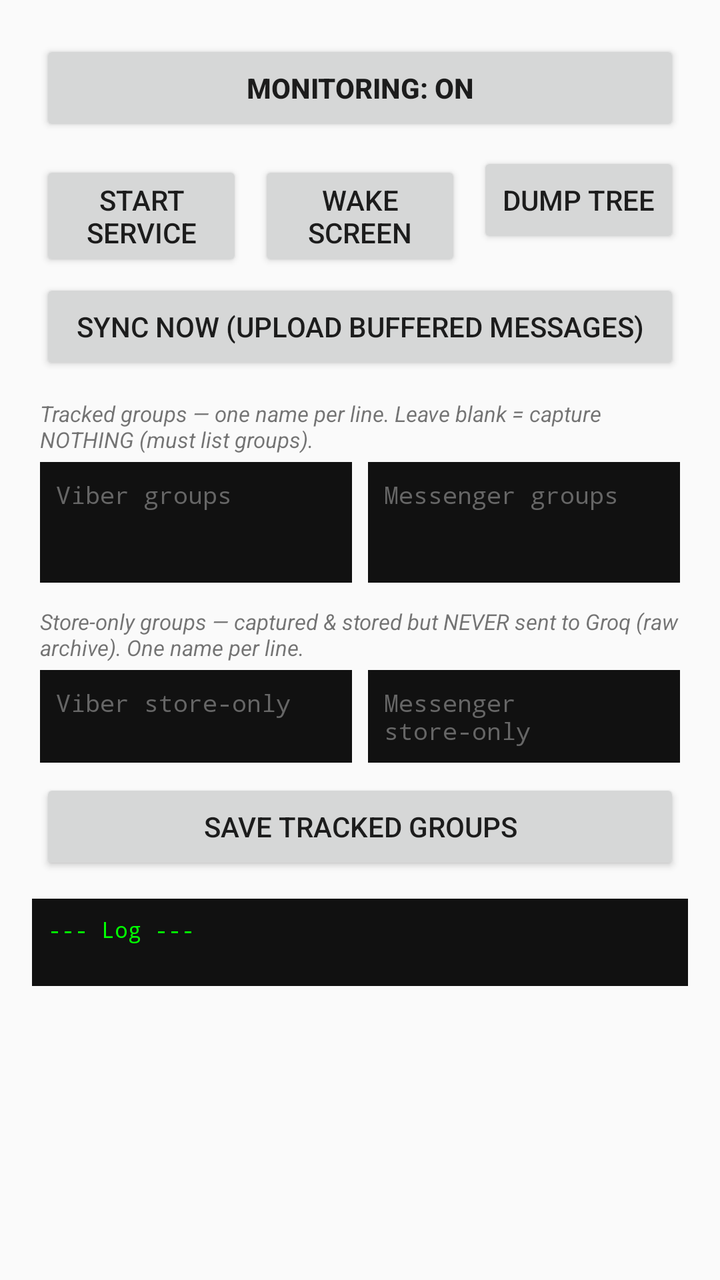
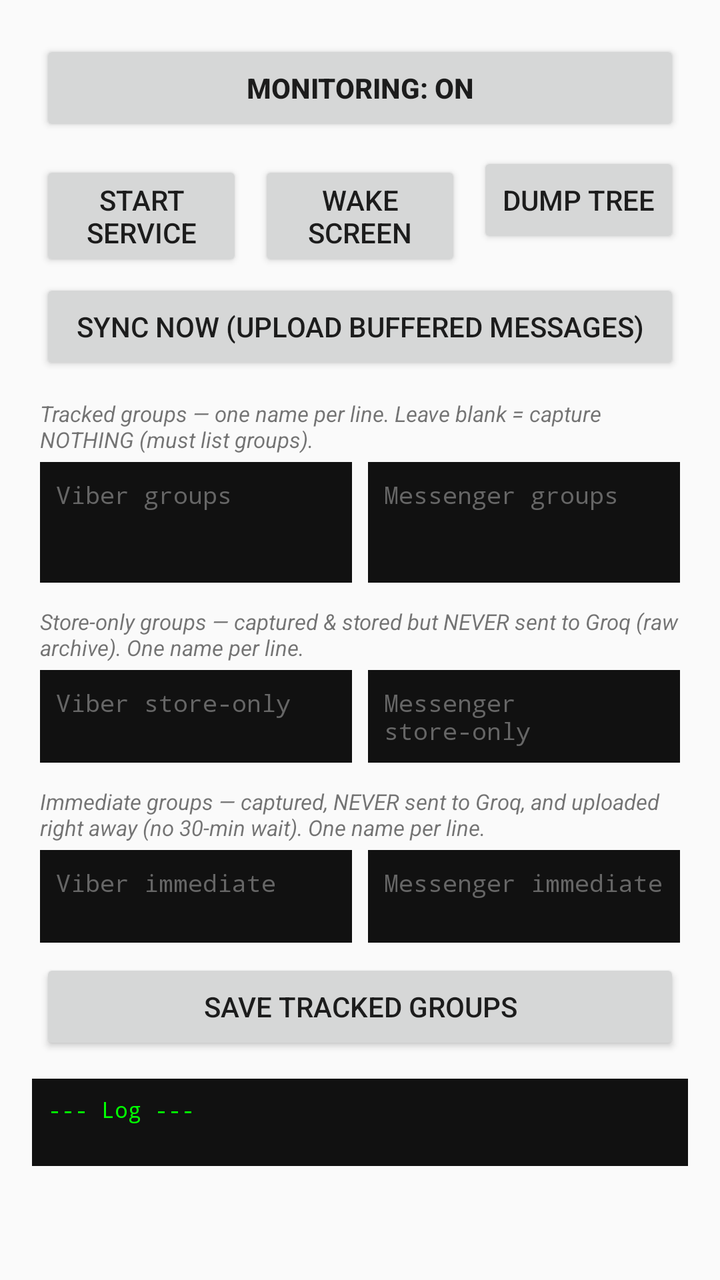

Before-and-after screenshots of an Android layout around one commit, followed by the original layout XML and the change that was made.
<!-- AndroidManifest.xml: application theme Theme.AppCompat.DayNight -->
<!-- res/layout/activity_main.xml -->
<?xml version="1.0" encoding="utf-8"?>
<androidx.core.widget.NestedScrollView xmlns:android="http://schemas.android.com/apk/res/android"
    android:layout_width="match_parent"
    android:layout_height="match_parent"
    android:fillViewport="true">

<LinearLayout
    android:layout_width="match_parent"
    android:layout_height="wrap_content"
    android:orientation="vertical"
    android:padding="16dp">

    <Button
        android:id="@+id/btnToggleMonitor"
        android:layout_width="match_parent"
        android:layout_height="wrap_content"
        android:layout_margin="4dp"
        android:textStyle="bold"
        android:text="MONITORING: ON" />

    <LinearLayout
        android:layout_width="match_parent"
        android:layout_height="wrap_content"
        android:orientation="horizontal">

        <Button
            android:id="@+id/btnStartService"
            android:layout_width="0dp"
            android:layout_height="wrap_content"
            android:layout_weight="1"
            android:layout_margin="4dp"
            android:text="Start Service" />

        <Button
            android:id="@+id/btnWakeScreen"
            android:layout_width="0dp"
            android:layout_height="wrap_content"
            android:layout_weight="1"
            android:layout_margin="4dp"
            android:text="Wake Screen" />

        <Button
            android:id="@+id/btnDumpTree"
            android:layout_width="0dp"
            android:layout_height="wrap_content"
            android:layout_weight="1"
            android:layout_margin="4dp"
            android:text="Dump Tree" />

    </LinearLayout>

    <Button
        android:id="@+id/btnSyncNow"
        android:layout_width="match_parent"
        android:layout_height="wrap_content"
        android:layout_margin="4dp"
        android:text="SYNC NOW (upload buffered messages)" />

    <TextView
        android:layout_width="match_parent"
        android:layout_height="wrap_content"
        android:layout_marginTop="8dp"
        android:layout_marginStart="4dp"
        android:text="Tracked groups — one name per line. Leave blank = capture NOTHING (must list groups)."
        android:textSize="11sp"
        android:textStyle="italic" />

    <LinearLayout
        android:layout_width="match_parent"
        android:layout_height="wrap_content"
        android:orientation="horizontal">

        <EditText
            android:id="@+id/etViberGroups"
            android:layout_width="0dp"
            android:layout_height="wrap_content"
            android:layout_weight="1"
            android:layout_margin="4dp"
            android:background="#111111"
            android:fontFamily="monospace"
            android:gravity="top"
            android:hint="Viber groups"
            android:inputType="textMultiLine|textNoSuggestions"
            android:minLines="3"
            android:padding="8dp"
            android:textColor="#00FF00"
            android:textColorHint="#666666"
            android:textSize="12sp" />

        <EditText
            android:id="@+id/etMessengerGroups"
            android:layout_width="0dp"
            android:layout_height="wrap_content"
            android:layout_weight="1"
            android:layout_margin="4dp"
            android:background="#111111"
            android:fontFamily="monospace"
            android:gravity="top"
            android:hint="Messenger groups"
            android:inputType="textMultiLine|textNoSuggestions"
            android:minLines="3"
            android:padding="8dp"
            android:textColor="#00FF00"
            android:textColorHint="#666666"
            android:textSize="12sp" />

    </LinearLayout>

    <TextView
        android:layout_width="match_parent"
        android:layout_height="wrap_content"
        android:layout_marginTop="8dp"
        android:layout_marginStart="4dp"
        android:text="Store-only groups — captured &amp; stored but NEVER sent to Groq (raw archive). One name per line."
        android:textSize="11sp"
        android:textStyle="italic" />

    <LinearLayout
        android:layout_width="match_parent"
        android:layout_height="wrap_content"
        android:orientation="horizontal">

        <EditText
            android:id="@+id/etViberStoreOnly"
            android:layout_width="0dp"
            android:layout_height="wrap_content"
            android:layout_weight="1"
            android:layout_margin="4dp"
            android:background="#111111"
            android:fontFamily="monospace"
            android:gravity="top"
            android:hint="Viber store-only"
            android:inputType="textMultiLine|textNoSuggestions"
            android:minLines="2"
            android:padding="8dp"
            android:textColor="#FFAA00"
            android:textColorHint="#666666"
            android:textSize="12sp" />

        <EditText
            android:id="@+id/etMessengerStoreOnly"
            android:layout_width="0dp"
            android:layout_height="wrap_content"
            android:layout_weight="1"
            android:layout_margin="4dp"
            android:background="#111111"
            android:fontFamily="monospace"
            android:gravity="top"
            android:hint="Messenger store-only"
            android:inputType="textMultiLine|textNoSuggestions"
            android:minLines="2"
            android:padding="8dp"
            android:textColor="#FFAA00"
            android:textColorHint="#666666"
            android:textSize="12sp" />

    </LinearLayout>

    <Button
        android:id="@+id/btnSaveGroups"
        android:layout_width="match_parent"
        android:layout_height="wrap_content"
        android:layout_margin="4dp"
        android:text="SAVE TRACKED GROUPS" />

    <ScrollView
        android:id="@+id/scrollLog"
        android:layout_width="match_parent"
        android:layout_height="260dp"
        android:layout_marginTop="8dp">

        <TextView
            android:id="@+id/tvLog"
            android:layout_width="match_parent"
            android:layout_height="wrap_content"
            android:background="#111111"
            android:fontFamily="monospace"
            android:padding="8dp"
            android:text="--- Log ---\n"
            android:textColor="#00FF00"
            android:textSize="11sp" />

    </ScrollView>

</LinearLayout>

</androidx.core.widget.NestedScrollView>
<!-- resources referenced by this layout -->
<resources>

</resources>

<!-- the commit's change to res/layout/activity_main.xml (unified diff, before → after) -->
@@ -156,6 +156,56 @@
 
     </LinearLayout>
 
+    <TextView
+        android:layout_width="match_parent"
+        android:layout_height="wrap_content"
+        android:layout_marginTop="8dp"
+        android:layout_marginStart="4dp"
+        android:text="Immediate groups — captured, NEVER sent to Groq, and uploaded right away (no 30-min wait). One name per line."
+        android:textSize="11sp"
+        android:textStyle="italic" />
+
+    <LinearLayout
+        android:layout_width="match_parent"
+        android:layout_height="wrap_content"
+        android:orientation="horizontal">
+
+        <EditText
+            android:id="@+id/etViberImmediate"
+            android:layout_width="0dp"
+            android:layout_height="wrap_content"
+            android:layout_weight="1"
+            android:layout_margin="4dp"
+            android:background="#111111"
+            android:fontFamily="monospace"
+            android:gravity="top"
+            android:hint="Viber immediate"
+            android:inputType="textMultiLine|textNoSuggestions"
+            android:minLines="2"
+            android:padding="8dp"
+            android:textColor="#FF4444"
+            android:textColorHint="#666666"
+            android:textSize="12sp" />
+
+        <EditText
+            android:id="@+id/etMessengerImmediate"
+            android:layout_width="0dp"
+            android:layout_height="wrap_content"
+            android:layout_weight="1"
+            android:layout_margin="4dp"
+            android:background="#111111"
+            android:fontFamily="monospace"
+            android:gravity="top"
+            android:hint="Messenger immediate"
+            android:inputType="textMultiLine|textNoSuggestions"
+            android:minLines="2"
+            android:padding="8dp"
+            android:textColor="#FF4444"
+            android:textColorHint="#666666"
+            android:textSize="12sp" />
+
+    </LinearLayout>
+
     <Button
         android:id="@+id/btnSaveGroups"
         android:layout_width="match_parent"
